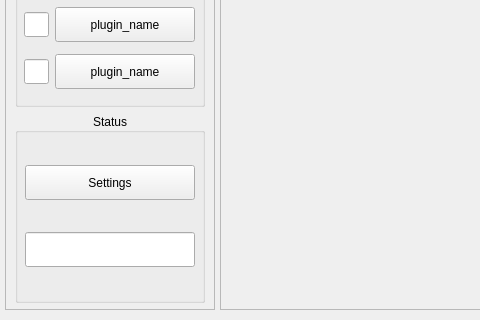
Einthel/EL_GUI_BANDITO4, file resources/ui_raw/el_gui_cliento.ui: the form before one commit; both pictures show x 0 to 480 and y 280 to 600 of the 1024 by 600 pixel window.
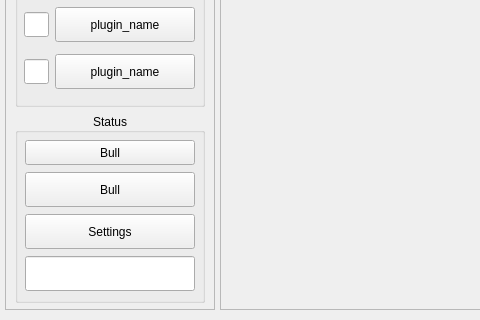
The form after the commit.

Patch:
```diff
--- a/resources/ui_raw/el_gui_cliento.ui
+++ b/resources/ui_raw/el_gui_cliento.ui
@@ -574,7 +574,32 @@
            <property name="spacing">
             <number>5</number>
            </property>
-           <item row="1" column="0">
+           <item row="2" column="0">
+            <widget class="QToolButton" name="settings_toolB">
+             <property name="sizePolicy">
+              <sizepolicy hsizetype="Preferred" vsizetype="Preferred">
+               <horstretch>0</horstretch>
+               <verstretch>0</verstretch>
+              </sizepolicy>
+             </property>
+             <property name="minimumSize">
+              <size>
+               <width>170</width>
+               <height>35</height>
+              </size>
+             </property>
+             <property name="maximumSize">
+              <size>
+               <width>170</width>
+               <height>35</height>
+              </size>
+             </property>
+             <property name="text">
+              <string>Settings</string>
+             </property>
+            </widget>
+           </item>
+           <item row="3" column="0">
             <widget class="QLineEdit" name="network_stat_line">
              <property name="sizePolicy">
               <sizepolicy hsizetype="Preferred" vsizetype="Preferred">
@@ -602,8 +627,39 @@
              </property>
             </widget>
            </item>
+           <item row="1" column="0">
+            <widget class="QToolButton" name="null_toolB">
+             <property name="enabled">
+              <bool>true</bool>
+             </property>
+             <property name="sizePolicy">
+              <sizepolicy hsizetype="Preferred" vsizetype="Preferred">
+               <horstretch>0</horstretch>
+               <verstretch>0</verstretch>
+              </sizepolicy>
+             </property>
+             <property name="minimumSize">
+              <size>
+               <width>170</width>
+               <height>35</height>
+              </size>
+             </property>
+             <property name="maximumSize">
+              <size>
+               <width>170</width>
+               <height>35</height>
+              </size>
+             </property>
+             <property name="text">
+              <string>Bull</string>
+             </property>
+            </widget>
+           </item>
            <item row="0" column="0">
-            <widget class="QToolButton" name="settings_toolB">
+            <widget class="QToolButton" name="null_toolB_2">
+             <property name="enabled">
+              <bool>true</bool>
+             </property>
              <property name="sizePolicy">
               <sizepolicy hsizetype="Preferred" vsizetype="Preferred">
                <horstretch>0</horstretch>
@@ -613,17 +669,17 @@
              <property name="minimumSize">
               <size>
                <width>170</width>
-               <height>35</height>
+               <height>25</height>
               </size>
              </property>
              <property name="maximumSize">
               <size>
                <width>170</width>
-               <height>35</height>
+               <height>25</height>
               </size>
              </property>
              <property name="text">
-              <string>Settings</string>
+              <string>Bull</string>
              </property>
             </widget>
            </item>
```
Left out of the diff: 2 changed lines with no effect on the pictures.
